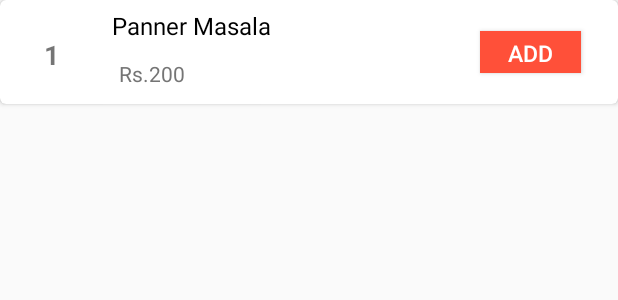
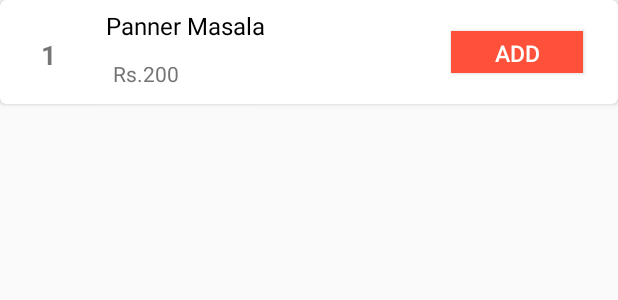
Before and after one commit to HenryGibson86/RestaurantApp, an Android app: the layout restaurant_menu_recycler_view_single_row.xml on its own in the app's theme, with its tools: preview values and no code run, on a phone screen of 412 x 824 dp. Shown: the top 300 px of the screen. Run offline under Robolectric (Android 15) with nearby library versions, the phone set to English and light mode, and no system bars; network calls fail.

Commit message:
Final 1.2 bugs fixed

```diff
--- a/app/src/main/res/layout/restaurant_menu_recycler_view_single_row.xml
+++ b/app/src/main/res/layout/restaurant_menu_recycler_view_single_row.xml
@@ -84,7 +84,7 @@
 
         <Button
             android:id="@+id/buttonAddToCart"
-            android:layout_width="67dp"
+            android:layout_width="wrap_content"
             android:layout_height="28dp"
             android:gravity="center"
             android:layout_centerInParent="true"
```
Also changed, not shown: app/src/main/java/com/albino/restaurantapp/activity/RestaurantMenuActivity.kt (+15 -1 lines).
